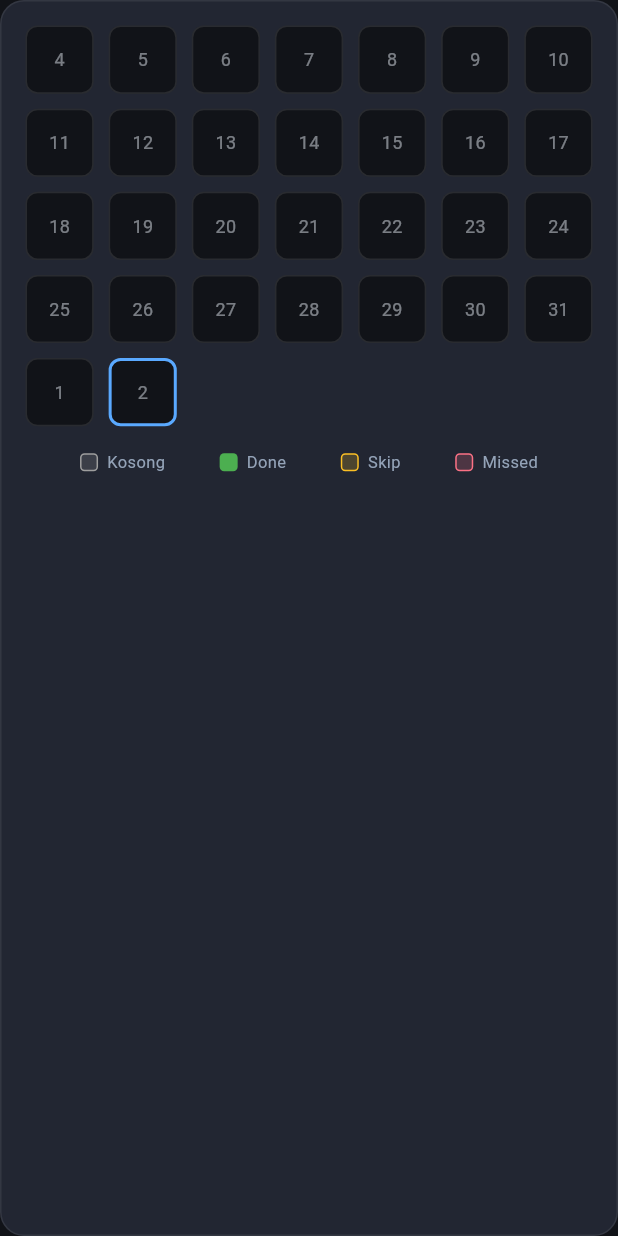
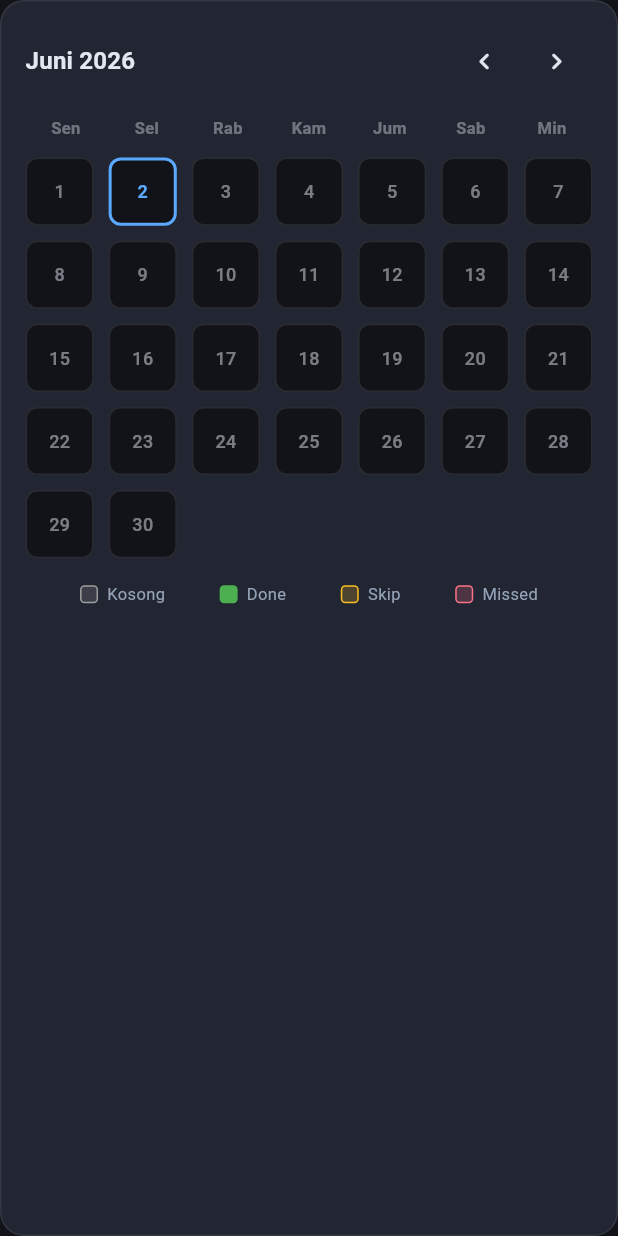
Before and after one commit to anharahya-gif/HabitTrackerApp, a Flutter app: the _CalendarHistoryGrid widget shown alone on an empty page, opened directly with empty values, on a phone screen of 412 x 824 dp. Run offline on Flutter 3.47's test engine with Material 3 defaults, Android fonts, the phone set to English and light mode, and no system bars; our stand-ins replace cloud_firestore, connectivity_plus, file_picker, firebase_auth, firebase_core, flutter_riverpod and 4 more; accounts and stored records are empty.

```diff
--- a/lib/features/habits/presentation/pages/habit_detail_page.dart
+++ b/lib/features/habits/presentation/pages/habit_detail_page.dart
@@ -321,14 +321,30 @@ class _StatWidget extends StatelessWidget {
 }
 
 /// Grid Kalender 30 Hari Terakhir
-class _CalendarHistoryGrid extends StatelessWidget {
+/// Grid Kalender Bulanan
+class _CalendarHistoryGrid extends StatefulWidget {
   final List<dynamic> logs;
   final Color habitColor;
 
   const _CalendarHistoryGrid({
+    super.key,
     required this.logs,
     required this.habitColor,
   });
+
+  @override
+  State<_CalendarHistoryGrid> createState() => _CalendarHistoryGridState();
+}
+
+class _CalendarHistoryGridState extends State<_CalendarHistoryGrid> {
+  late DateTime _currentMonth;
+
+  @override
+  void initState() {
+    super.initState();
+    final now = DateTime.now();
+    _currentMonth = DateTime(now.year, now.month, 1);
+  }
 
   String _formatTime(DateTime? dateTime) {
     if (dateTime == null) return '--:--';
@@ -338,29 +354,29 @@ class _CalendarHistoryGrid extends StatelessWidget {
     return '$hour:$minute';
   }
 
+  String _getMonthYearName(DateTime date) {
+    final months = [
+      'Januari', 'Februari', 'Maret', 'April', 'Mei', 'Juni',
+      'Juli', 'Agustus', 'September', 'Oktober', 'November', 'Desember'
+    ];
+    return '${months[date.month - 1]} ${date.year}';
+  }
+
+  String _getMonthName(DateTime date) {
+    final months = [
+      'Januari', 'Februari', 'Maret', 'April', 'Mei', 'Juni',
+      'Juli', 'Agustus', 'September', 'Oktober', 'November', 'Desember'
+    ];
+    return months[date.month - 1];
+  }
+
   String _formatReadableDate(DateTime date) {
     final weekdays = [
-      'Senin',
-      'Selasa',
-      'Rabu',
-      'Kamis',
-      'Jumat',
-      'Sabtu',
-      'Minggu'
+      'Senin', 'Selasa', 'Rabu', 'Kamis', 'Jumat', 'Sabtu', 'Minggu'
     ];
     final months = [
-      'Januari',
-      'Februari',
-      'Maret',
-      'April',
-      'Mei',
-      'Juni',
-      'Juli',
-      'Agustus',
-      'September',
-      'Oktober',
-      'November',
-      'Desember'
+      'Januari', 'Februari', 'Maret', 'April', 'Mei', 'Juni',
+      'Juli', 'Agustus', 'September', 'Oktober', 'November', 'Desember'
     ];
 
     final dayName = weekdays[date.weekday - 1];
@@ -370,11 +386,18 @@ class _CalendarHistoryGrid extends StatelessWidget {
 
   @override
   Widget build(BuildContext context) {
-    // Generate list 30 hari ke belakang (termasuk hari ini)
+    final year = _currentMonth.year;
+    final month = _currentMonth.month;
+
+    final firstDayOfMonth = DateTime(year, month, 1);
+    final firstWeekday = firstDayOfMonth.weekday; // Senin = 1, Minggu = 7
+    final totalDays = DateTime(year, month + 1, 0).day;
+
+    final prefixEmptyCells = firstWeekday - 1;
+    final totalCells = prefixEmptyCells + totalDays;
+
     final now = DateTime.now();
-    final List<DateTime> last30Days = List.generate(30, (index) {
-      return now.subtract(Duration(days: 29 - index));
-    });
+    final todayStr = DateFormatter.todayString;
 
     return Container(
       padding: const EdgeInsets.all(16),
@@ -388,22 +411,81 @@ class _CalendarHistoryGrid extends StatelessWidget {
       child: Column(
         crossAxisAlignment: CrossAxisAlignment.start,
         children: [
-          // Grid 30 Hari
+          // Header Bulan & Navigasi
+          Row(
+            mainAxisAlignment: MainAxisAlignment.spaceBetween,
+            children: [
+              Text(
+                _getMonthYearName(_currentMonth),
+                style: Theme.of(context).textTheme.titleMedium?.copyWith(
+                      fontSize: 16,
+                      fontWeight: FontWeight.bold,
+                    ),
+              ),
+              Row(
+                children: [
+                  IconButton(
+                    icon: const Icon(Icons.chevron_left_rounded, size: 22),
+                    onPressed: () {
+                      setState(() {
+                        _currentMonth = DateTime(year, month - 1, 1);
+                      });
+                    },
+                  ),
+                  IconButton(
+                    icon: const Icon(Icons.chevron_right_rounded, size: 22),
+                    onPressed: () {
+                      setState(() {
+                        _currentMonth = DateTime(year, month + 1, 1);
+                      });
+                    },
+                  ),
+                ],
+              ),
+            ],
+          ),
+          const SizedBox(height: 12),
+
+          // Header Hari
+          Row(
+            mainAxisAlignment: MainAxisAlignment.spaceAround,
+            children: ['Sen', 'Sel', 'Rab', 'Kam', 'Jum', 'Sab', 'Min'].map((day) {
+              return Expanded(
+                child: Text(
+                  day,
+                  textAlign: TextAlign.center,
+                  style: TextStyle(
+                    fontSize: 11,
+                    fontWeight: FontWeight.w600,
+                    color: Theme.of(context).colorScheme.onSurface.withOpacity(0.4),
+                  ),
+                ),
+              );
+            }).toList(),
+          ),
+          const SizedBox(height: 12),
+
+          // Grid Kalender
           GridView.builder(
             shrinkWrap: true,
             physics: const NeverScrollableScrollPhysics(),
-            itemCount: 30,
+            itemCount: totalCells,
             gridDelegate: const SliverGridDelegateWithFixedCrossAxisCount(
-              crossAxisCount: 7, // 7 Kolom (Hari per minggu)
+              crossAxisCount: 7,
               mainAxisSpacing: 10,
               crossAxisSpacing: 10,
             ),
             itemBuilder: (context, index) {
-              final date = last30Days[index];
+              if (index < prefixEmptyCells) {
+                return const SizedBox.shrink();
+              }
+
+              final day = index - prefixEmptyCells + 1;
+              final date = DateTime(year, month, day);
               final dateStr = DateFormatter.formatDate(date);
 
               // Cari log pada tanggal ini
-              final matchingLogs = logs.where((l) => l.date == dateStr);
+              final matchingLogs = widget.logs.where((l) => l.date == dateStr);
               final dayLog = matchingLogs.isNotEmpty ? matchingLogs.first : null;
 
               Color cellColor = Theme.of(context).scaffoldBackgroundColor;
@@ -411,32 +493,58 @@ class _CalendarHistoryGrid extends StatelessWidget {
                 color: Theme.of(context).dividerColor.withOpacity(0.1),
                 width: 1,
               );
+
+              final isToday = dateStr == todayStr;
+
               Widget child = Text(
-                '${date.day}',
+                '$day',
                 style: TextStyle(
                   fontSize: 12,
-                  color: Theme.of(context).colorScheme.onSurface.withOpacity(0.5),
+                  fontWeight: isToday ? FontWeight.bold : FontWeight.w500,
+                  color: isToday
+                      ? Theme.of(context).colorScheme.primary
+                      : Theme.of(context).colorScheme.onSurface.withOpacity(0.5),
                 ),
               );
 
               if (dayLog != null) {
                 if (dayLog.status == 'done') {
-                  cellColor = habitColor;
+                  cellColor = widget.habitColor;
                   cellBorder = null;
-                  child = const Icon(Icons.check, color: Colors.white, size: 14);
+                  child = Text(
+                    '$day',
+                    style: const TextStyle(
+                      fontSize: 12,
+                      fontWeight: FontWeight.bold,
+                      color: Colors.white,
+                    ),
+                  );
                 } else if (dayLog.status == 'skipped') {
-                  cellColor = AppTheme.statusSkipped.withOpacity(0.2);
+                  cellColor = AppTheme.statusSkipped.withOpacity(0.15);
                   cellBorder = Border.all(color: AppTheme.statusSkipped, width: 1.5);
-                  child = const Icon(Icons.next_plan, color: AppTheme.statusSkipped, size: 14);
+                  child = Text(
+                    '$day',
+                    style: const TextStyle(
+                      fontSize: 12,
+                      fontWeight: FontWeight.bold,
+                      color: AppTheme.statusSkipped,
+                    ),
+                  );
                 } else if (dayLog.status == 'missed') {
-                  cellColor = AppTheme.statusMissed.withOpacity(0.2);
+                  cellColor = AppTheme.statusMissed.withOpacity(0.15);
                   cellBorder = Border.all(color: AppTheme.statusMissed, width: 1.5);
-                  child = const Icon(Icons.close, color: AppTheme.statusMissed, size: 14);
+                  child = Text(
+                    '$day',
+                    style: const TextStyle(
+                      fontSize: 12,
+                      fontWeight: FontWeight.bold,
+                      color: AppTheme.statusMissed,
+                    ),
+                  );
                 }
               }
 
               // Sorot hari ini dengan border tebal jika belum di-log
-              final isToday = dateStr == DateFormatter.todayString;
               if (isToday && dayLog == null) {
                 cellBorder = Border.all(
                   color: Theme.of(context).colorScheme.primary,
@@ -454,17 +562,32 @@ class _CalendarHistoryGrid extends StatelessWidget {
                 child: child,
               );
 
-              if (dayLog != null && dayLog.status == 'done' && dayLog.completedAt != null) {
-                final timeStr = _formatTime(dayLog.completedAt);
-                cellWidget = Tooltip(
-                  message: 'Selesai pukul $timeStr',
+              // Click handler untuk info SnackBar & Tooltip
+              String tooltipMsg = '${_formatReadableDate(date)}: Belum diisi';
+              if (dayLog != null) {
+                if (dayLog.status == 'done') {
+                  tooltipMsg = 'Selesai pukul ${_formatTime(dayLog.completedAt)}';
+                } else if (dayLog.status == 'skipped') {
+                  tooltipMsg = 'Dilewati (Skipped)';
+                } else if (dayLog.status == 'missed') {
+                  tooltipMsg = 'Terlewat (Missed)';
+                }
+              }
+
+              return Tooltip(
+                message: tooltipMsg,
                 child: GestureDetector(
                   onTap: () {
+                    if (date.isAfter(now)) return; // Jangan izinkan klik tanggal masa depan
                     ScaffoldMessenger.of(context).hideCurrentSnackBar();
                     ScaffoldMessenger.of(context).showSnackBar(
                       SnackBar(
                         content: Text(
-                            'Selesai pada ${_formatReadableDate(date)} pukul $timeStr',
+                          dayLog != null
+                              ? (dayLog.status == 'done'
+                                  ? 'Selesai pada ${_formatReadableDate(date)} pukul ${_formatTime(dayLog.completedAt)}'
+                                  : '${_formatReadableDate(date)}: ${dayLog.status == 'skipped' ? 'Dilewati' : 'Terlewat'}')
+                              : '${_formatReadableDate(date)}: Tidak ada catatan',
                         ),
                         duration: const Duration(seconds: 2),
                       ),
@@ -472,16 +595,6 @@ class _CalendarHistoryGrid extends StatelessWidget {
                   },
                   child: cellWidget,
                 ),
-                );
-              }
-
-              return Column(
-                mainAxisAlignment: MainAxisAlignment.center,
-                children: [
-                  Expanded(
-                    child: cellWidget,
-                  ),
-                ],
               );
             },
           ),
@@ -498,10 +611,15 @@ class _CalendarHistoryGrid extends StatelessWidget {
             ],
           ),
 
-          // Detail Waktu Centang 30 Hari Terakhir
+          // Detail Waktu Centang untuk bulan saat ini
           () {
-            final completedLogs = logs
-                .where((l) => l.status == 'done' && l.completedAt != null)
+            final completedLogs = widget.logs
+                .where((l) {
+                  if (l.status != 'done' || l.completedAt == null) return false;
+                  final logDate = DateTime.tryParse(l.date);
+                  if (logDate == null) return false;
+                  return logDate.year == year && logDate.month == month;
+                })
                 .toList()
               ..sort((a, b) => b.date.compareTo(a.date));
 
@@ -522,7 +640,7 @@ class _CalendarHistoryGrid extends StatelessWidget {
                     ),
                     const SizedBox(width: 8),
                     Text(
-                      'Waktu Centang Selesai (30 Hari Terakhir)',
+                      'Waktu Centang Selesai (${_getMonthName(_currentMonth)})',
                       style: Theme.of(context).textTheme.titleMedium?.copyWith(
                             fontSize: 14,
                             fontWeight: FontWeight.bold,
@@ -552,12 +670,12 @@ class _CalendarHistoryGrid extends StatelessWidget {
                           Container(
                             padding: const EdgeInsets.all(6),
                             decoration: BoxDecoration(
-                              color: habitColor.withOpacity(0.12),
+                              color: widget.habitColor.withOpacity(0.12),
                               shape: BoxShape.circle,
                             ),
                             child: Icon(
                               Icons.check_circle_rounded,
-                              color: habitColor,
+                              color: widget.habitColor,
                               size: 14,
                             ),
                           ),
```
Lines whose indentation alone changed are shown as unchanged.
